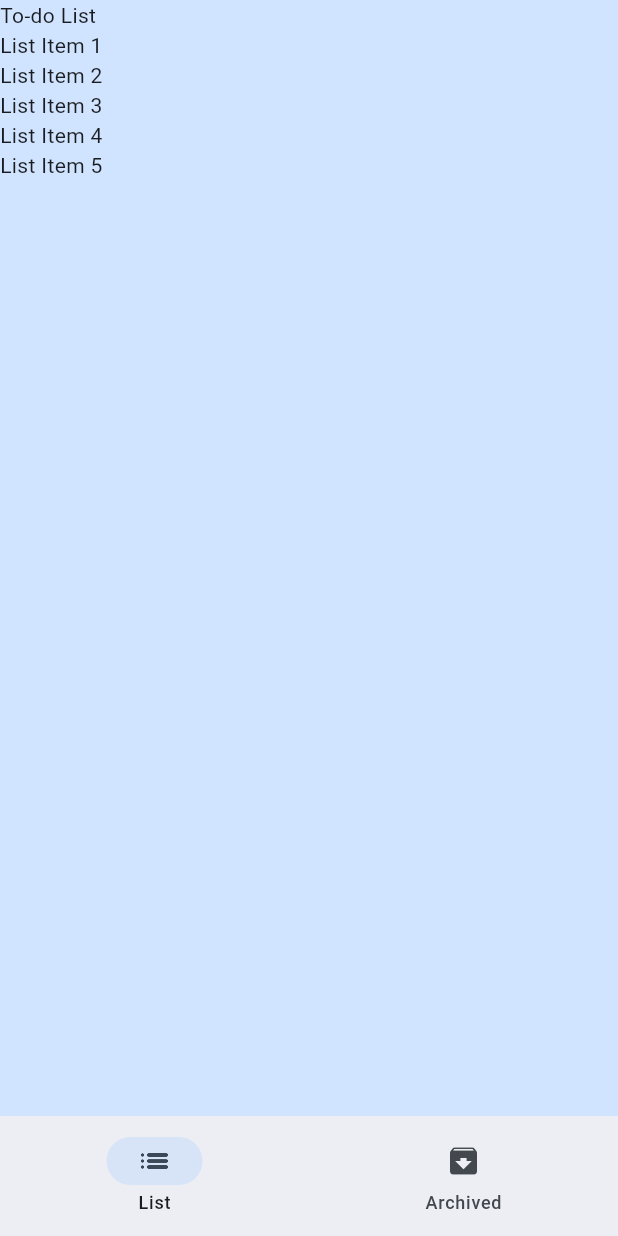
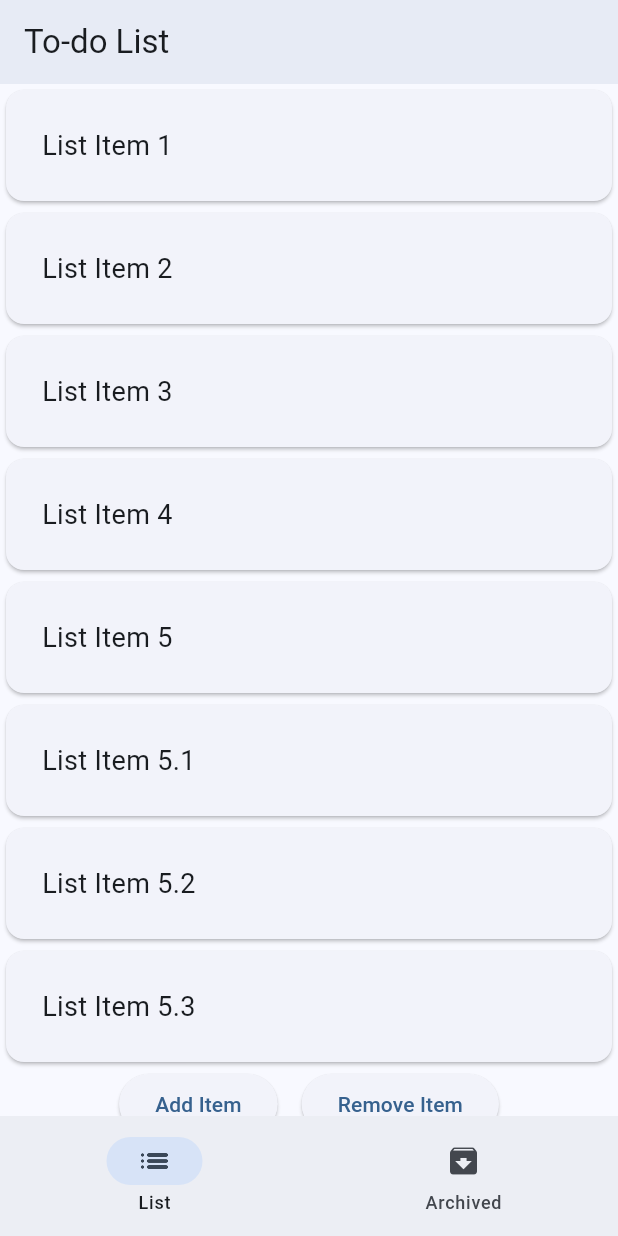
Before and after one commit to siobe34/todo-flutter, a Flutter app: the screen it shows after launch, on a phone screen of 412 x 824 dp. Run offline on Flutter 3.47's test engine with Material 2 defaults, Android fonts, the phone set to English and light mode, and no system bars.

Commit message:
refactoring to use List Item & test List methods

```diff
--- a/lib/pages/home.dart
+++ b/lib/pages/home.dart
@@ -1,19 +1,54 @@
 import 'package:flutter/material.dart';
+import 'package:provider/provider.dart';
+
+import 'package:todo_app/main.dart';
+import 'package:todo_app/widgets/listitem.dart';
 
 class HomePage extends StatelessWidget {
   const HomePage({super.key});
 
   @override
   Widget build(BuildContext context) {
-    return ListView(
-      children: const [
-        Text('To-do List'),
-        Text('List Item 1'),
-        Text('List Item 2'),
-        Text('List Item 3'),
-        Text('List Item 4'),
-        Text('List Item 5'),
-      ],
+    var appState = context.watch<AppState>();
+
+    return Scaffold(
+      appBar: AppBar(
+        title: const Text("To-do List"),
+        elevation: 4,
+      ),
+      body: ListView(
+        children: [
+          const ListItem(text: 'List Item 1'),
+          const ListItem(text: 'List Item 2'),
+          const ListItem(text: 'List Item 3'),
+          const ListItem(text: 'List Item 4'),
+          const ListItem(text: 'List Item 5'),
+          const ListItem(text: 'List Item 5.1'),
+          const ListItem(text: 'List Item 5.2'),
+          const ListItem(text: 'List Item 5.3'),
+          for (var item in appState.currentList) ListItem(text: item),
+          Row(
+            mainAxisAlignment: MainAxisAlignment.center,
+            children: [
+              ElevatedButton(
+                onPressed: () {
+                  appState.addItem('List Item 6');
+                },
+                child: const Text("Add Item"),
+              ),
+              const SizedBox(
+                width: 16,
+              ),
+              ElevatedButton(
+                onPressed: () {
+                  appState.removeItem('List Item 6');
+                },
+                child: const Text("Remove Item"),
+              ),
+            ],
+          ),
+        ],
+      ),
     );
   }
 }
```
